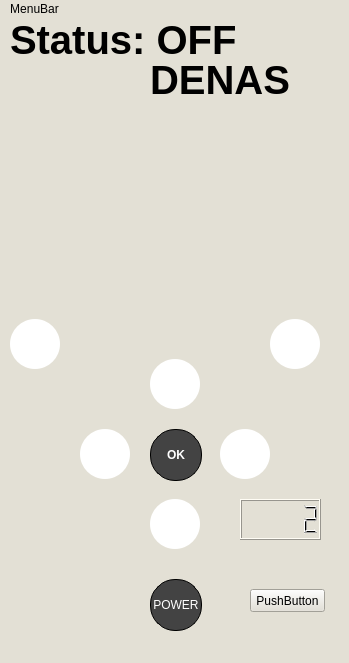
Qt form MyGUI/mainwindow.ui (CodexJeff/MCT-Device-Interface) before a commit.
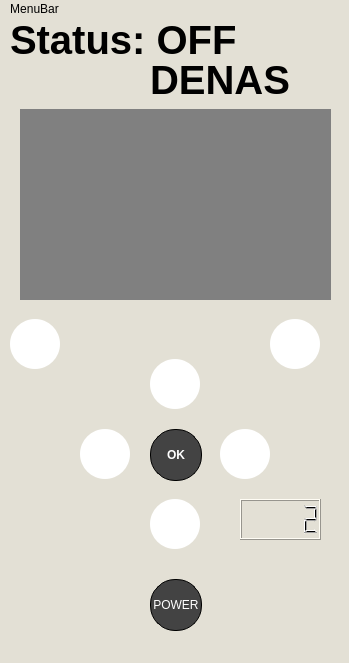
The same form after that commit. Icons and pictures are not drawn.

```diff
--- a/MyGUI/mainwindow.ui
+++ b/MyGUI/mainwindow.ui
@@ -336,25 +336,12 @@
      <double>2.000000000000000</double>
     </property>
    </widget>
-   <widget class="QPushButton" name="testButton">
-    <property name="geometry">
-     <rect>
-      <x>250</x>
-      <y>570</y>
-      <width>75</width>
-      <height>23</height>
-     </rect>
-    </property>
-    <property name="text">
-     <string>PushButton</string>
-    </property>
-   </widget>
    <widget class="QWidget" name="widget" native="true">
     <property name="geometry">
      <rect>
-      <x>30</x>
+      <x>20</x>
       <y>90</y>
-      <width>291</width>
+      <width>311</width>
       <height>191</height>
      </rect>
     </property>
@@ -362,7 +349,8 @@
      <enum>Qt::ActionsContextMenu</enum>
     </property>
     <property name="styleSheet">
-     <string notr="true"/>
+     <string notr="true">background: grey ;
+</string>
     </property>
    </widget>
    <zorder>pushButton_6</zorder>
```
Left out of the diff: 3 changed lines with no effect on the pictures.
